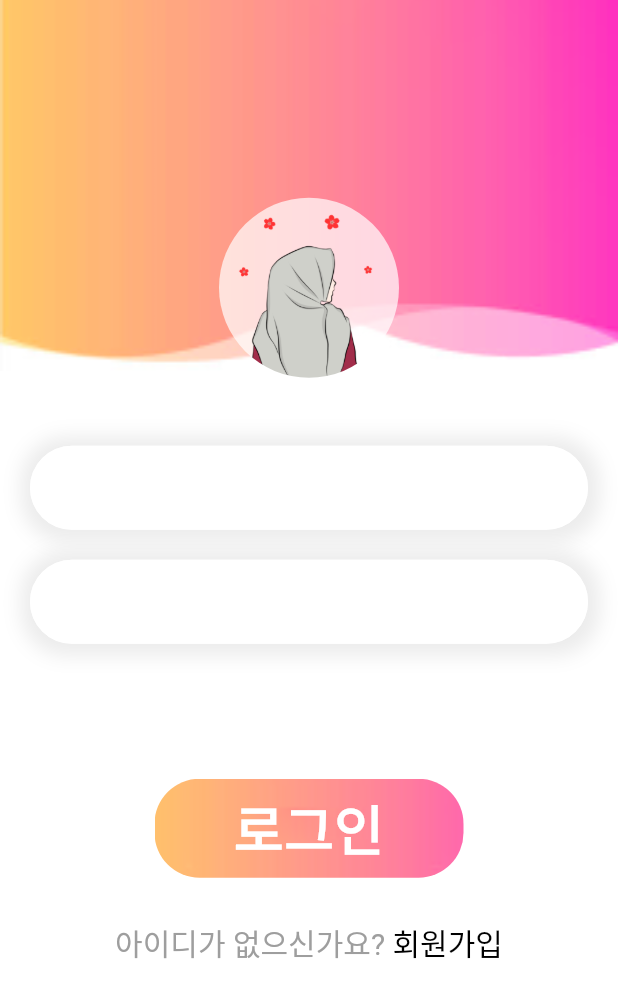
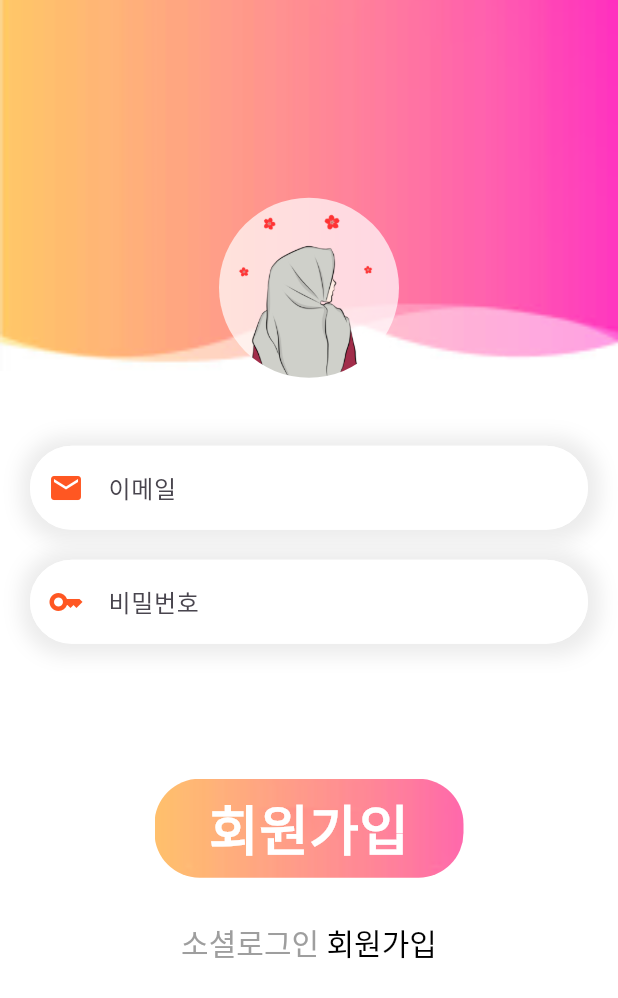
Before and after one commit to mimgggg4444/flutter_firebase_login_singup, a Flutter app: the screen it shows after launch, on a phone screen of 412 x 824 dp. Shown: the top 998 px of the screen. Run offline on Flutter 3.47's test engine with Material 3 defaults, Android fonts, the light colour scheme and no system bars.

Commit message:
adding hint text

```diff
--- a/lib/signup_page.dart
+++ b/lib/signup_page.dart
@@ -35,7 +35,6 @@ class SignUpPage extends StatelessWidget {
                 ],
               ),
             ),
-
             Container(
               margin: const EdgeInsets.only(left: 20, right: 20),
               width: w,
@@ -59,6 +58,8 @@ class SignUpPage extends StatelessWidget {
                     ),
                     child: TextField(
                       decoration: InputDecoration(
+                        hintText: "이메일",
+                          prefixIcon: Icon(Icons.email, color: Colors.deepOrange,),
                           focusedBorder: OutlineInputBorder(
                               borderRadius: BorderRadius.circular(30),
                               borderSide: BorderSide(
@@ -97,6 +98,8 @@ class SignUpPage extends StatelessWidget {
                     ),
                     child: TextField(
                       decoration: InputDecoration(
+                          hintText: "비밀번호",
+                          prefixIcon: Icon(Icons.key, color: Colors.deepOrange,),
                           focusedBorder: OutlineInputBorder(
                               borderRadius: BorderRadius.circular(30),
                               borderSide: BorderSide(
@@ -152,7 +155,7 @@ class SignUpPage extends StatelessWidget {
               ),
               child: Center(
                 child: Text(
-                  "로그인",
+                  "회원가입",
                   style: TextStyle(
                     fontSize: 36,
                     fontWeight: FontWeight.bold,
@@ -165,7 +168,7 @@ class SignUpPage extends StatelessWidget {
             ),
             SizedBox(height: w*.07),
             RichText(text: TextSpan(
-                text: "아이디가 없으신가요?",
+                text: "소셜로그인",
                 style: TextStyle(
                   color: Colors.grey[500],
                   fontSize: 20,
```
